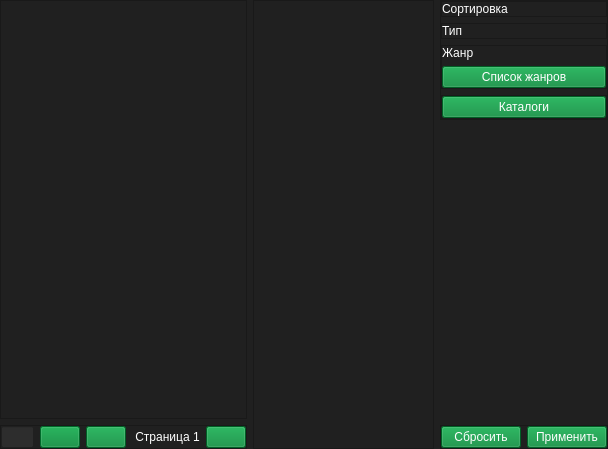
brandonzorn/Nlight, file forms/desuUI.ui: the form before one commit.
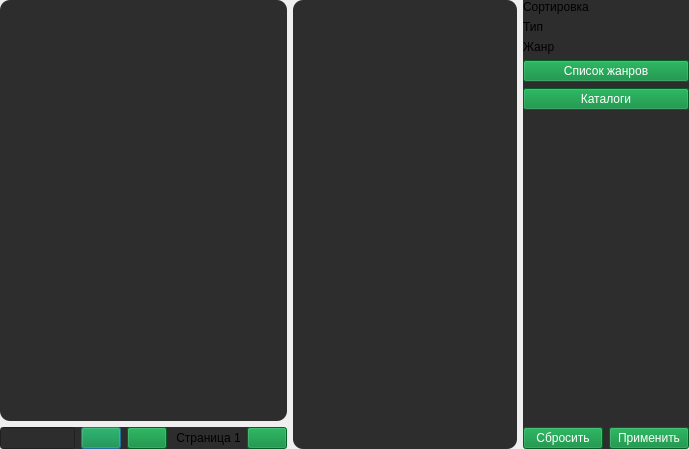
The form after the commit. Icons and pictures are not drawn.

The edit to the form file:
```diff
--- a/forms/desuUI.ui
+++ b/forms/desuUI.ui
@@ -6,7 +6,7 @@
    <rect>
     <x>0</x>
     <y>0</y>
-    <width>608</width>
+    <width>689</width>
     <height>449</height>
    </rect>
   </property>
@@ -14,9 +14,13 @@
    <string>Dialog</string>
   </property>
   <property name="styleSheet">
-   <string notr="true">color: rgb(255, 255, 255);
-selection-background-color: rgb(0, 133, 52);
-background-color: rgb(32, 32, 32);</string>
+   <string notr="true">QFrame {
+	border-radius: 10px;
+	background-color: rgb(45, 45, 45);
+}
+QAbstractButton{
+	color: rgb(255, 255, 255);
+}</string>
   </property>
   <layout class="QHBoxLayout" name="horizontalLayout">
    <property name="leftMargin">
@@ -50,9 +54,9 @@
           <colorrole role="Button">
            <brush brushstyle="SolidPattern">
             <color alpha="255">
-             <red>32</red>
-             <green>32</green>
-             <blue>32</blue>
+             <red>45</red>
+             <green>45</green>
+             <blue>45</blue>
             </color>
            </brush>
           </colorrole>
@@ -77,18 +81,18 @@
           <colorrole role="Base">
            <brush brushstyle="SolidPattern">
             <color alpha="255">
-             <red>32</red>
-             <green>32</green>
-             <blue>32</blue>
+             <red>45</red>
+             <green>45</green>
+             <blue>45</blue>
             </color>
            </brush>
           </colorrole>
           <colorrole role="Window">
            <brush brushstyle="SolidPattern">
             <color alpha="255">
-             <red>32</red>
-             <green>32</green>
-             <blue>32</blue>
+             <red>45</red>
+             <green>45</green>
+             <blue>45</blue>
             </color>
            </brush>
           </colorrole>
@@ -124,9 +128,9 @@
           <colorrole role="Button">
            <brush brushstyle="SolidPattern">
             <color alpha="255">
-             <red>32</red>
-             <green>32</green>
-             <blue>32</blue>
+             <red>45</red>
+             <green>45</green>
+             <blue>45</blue>
             </color>
            </brush>
           </colorrole>
@@ -151,18 +155,18 @@
           <colorrole role="Base">
            <brush brushstyle="SolidPattern">
             <color alpha="255">
-             <red>32</red>
-             <green>32</green>
-             <blue>32</blue>
+             <red>45</red>
+             <green>45</green>
+             <blue>45</blue>
             </color>
            </brush>
           </colorrole>
           <colorrole role="Window">
            <brush brushstyle="SolidPattern">
             <color alpha="255">
-             <red>32</red>
-             <green>32</green>
-             <blue>32</blue>
+             <red>45</red>
+             <green>45</green>
+             <blue>45</blue>
             </color>
            </brush>
           </colorrole>
@@ -198,9 +202,9 @@
           <colorrole role="Button">
            <brush brushstyle="SolidPattern">
             <color alpha="255">
-             <red>32</red>
-             <green>32</green>
-             <blue>32</blue>
+             <red>45</red>
+             <green>45</green>
+             <blue>45</blue>
             </color>
            </brush>
           </colorrole>
@@ -225,18 +229,18 @@
           <colorrole role="Base">
            <brush brushstyle="SolidPattern">
             <color alpha="255">
-             <red>32</red>
-             <green>32</green>
-             <blue>32</blue>
+             <red>45</red>
+             <green>45</green>
+             <blue>45</blue>
             </color>
            </brush>
           </colorrole>
           <colorrole role="Window">
            <brush brushstyle="SolidPattern">
             <color alpha="255">
-             <red>32</red>
-             <green>32</green>
-             <blue>32</blue>
+             <red>45</red>
+             <green>45</green>
+             <blue>45</blue>
             </color>
            </brush>
           </colorrole>
@@ -268,6 +272,9 @@
      </item>
      <item>
       <widget class="QFrame" name="search_frame">
+       <property name="styleSheet">
+        <string notr="true"/>
+       </property>
        <property name="frameShape">
         <enum>QFrame::StyledPanel</enum>
        </property>
@@ -374,9 +381,31 @@
     </widget>
    </item>
    <item>
+    <widget class="QFrame" name="frame_2">
+     <property name="frameShape">
+      <enum>QFrame::StyledPanel</enum>
+     </property>
+     <property name="frameShadow">
+      <enum>QFrame::Raised</enum>
+     </property>
     <layout class="QVBoxLayout" name="verticalLayout_3">
+      <property name="leftMargin">
+       <number>0</number>
+      </property>
+      <property name="topMargin">
+       <number>0</number>
+      </property>
+      <property name="rightMargin">
+       <number>0</number>
+      </property>
+      <property name="bottomMargin">
+       <number>0</number>
+      </property>
      <item>
       <widget class="QFrame" name="filters_frame">
+        <property name="styleSheet">
+         <string notr="true"/>
+        </property>
        <property name="frameShape">
         <enum>QFrame::StyledPanel</enum>
        </property>
@@ -494,232 +523,6 @@
            </item>
            <item>
             <widget class="QPushButton" name="btn_genres_list">
-             <property name="palette">
-              <palette>
-               <active>
-                <colorrole role="WindowText">
-                 <brush brushstyle="SolidPattern">
-                  <color alpha="255">
-                   <red>255</red>
-                   <green>255</green>
-                   <blue>255</blue>
-                  </color>
-                 </brush>
-                </colorrole>
-                <colorrole role="Button">
-                 <brush brushstyle="SolidPattern">
-                  <color alpha="255">
-                   <red>0</red>
-                   <green>133</green>
-                   <blue>52</blue>
-                  </color>
-                 </brush>
-                </colorrole>
-                <colorrole role="Text">
-                 <brush brushstyle="SolidPattern">
-                  <color alpha="255">
-                   <red>255</red>
-                   <green>255</green>
-                   <blue>255</blue>
-                  </color>
-                 </brush>
-                </colorrole>
-                <colorrole role="ButtonText">
-                 <brush brushstyle="SolidPattern">
-                  <color alpha="255">
-                   <red>255</red>
-                   <green>255</green>
-                   <blue>255</blue>
-                  </color>
-                 </brush>
-                </colorrole>
-                <colorrole role="Base">
-                 <brush brushstyle="SolidPattern">
-                  <color alpha="255">
-                   <red>0</red>
-                   <green>133</green>
-                   <blue>52</blue>
-                  </color>
-                 </brush>
-                </colorrole>
-                <colorrole role="Window">
-                 <brush brushstyle="SolidPattern">
-                  <color alpha="255">
-                   <red>0</red>
-                   <green>133</green>
-                   <blue>52</blue>
-                  </color>
-                 </brush>
-                </colorrole>
-                <colorrole role="Highlight">
-                 <brush brushstyle="SolidPattern">
-                  <color alpha="255">
-                   <red>0</red>
-                   <green>133</green>
-                   <blue>52</blue>
-                  </color>
-                 </brush>
-                </colorrole>
-                <colorrole role="PlaceholderText">
-                 <brush brushstyle="SolidPattern">
-                  <color alpha="255">
-                   <red>255</red>
-                   <green>255</green>
-                   <blue>255</blue>
-                  </color>
-                 </brush>
-                </colorrole>
-               </active>
-               <inactive>
-                <colorrole role="WindowText">
-                 <brush brushstyle="SolidPattern">
-                  <color alpha="255">
-                   <red>255</red>
-                   <green>255</green>
-                   <blue>255</blue>
-                  </color>
-                 </brush>
-                </colorrole>
-                <colorrole role="Button">
-                 <brush brushstyle="SolidPattern">
-                  <color alpha="255">
-                   <red>0</red>
-                   <green>133</green>
-                   <blue>52</blue>
-                  </color>
-                 </brush>
-                </colorrole>
-                <colorrole role="Text">
-                 <brush brushstyle="SolidPattern">
-                  <color alpha="255">
-                   <red>255</red>
-                   <green>255</green>
-                   <blue>255</blue>
-                  </color>
-                 </brush>
-                </colorrole>
-                <colorrole role="ButtonText">
-                 <brush brushstyle="SolidPattern">
-                  <color alpha="255">
-                   <red>255</red>
-                   <green>255</green>
-                   <blue>255</blue>
-                  </color>
-                 </brush>
-                </colorrole>
-                <colorrole role="Base">
-                 <brush brushstyle="SolidPattern">
-                  <color alpha="255">
-                   <red>0</red>
-                   <green>133</green>
-                   <blue>52</blue>
-                  </color>
-                 </brush>
-                </colorrole>
-                <colorrole role="Window">
-                 <brush brushstyle="SolidPattern">
-                  <color alpha="255">
-                   <red>0</red>
-                   <green>133</green>
-                   <blue>52</blue>
-                  </color>
-                 </brush>
-                </colorrole>
-                <colorrole role="Highlight">
-                 <brush brushstyle="SolidPattern">
-                  <color alpha="255">
-                   <red>0</red>
-                   <green>133</green>
-                   <blue>52</blue>
-                  </color>
-                 </brush>
-                </colorrole>
-                <colorrole role="PlaceholderText">
-                 <brush brushstyle="SolidPattern">
-                  <color alpha="255">
-                   <red>255</red>
-                   <green>255</green>
-                   <blue>255</blue>
-                  </color>
-                 </brush>
-                </colorrole>
-               </inactive>
-               <disabled>
-                <colorrole role="WindowText">
-                 <brush brushstyle="SolidPattern">
-                  <color alpha="255">
-                   <red>255</red>
-                   <green>255</green>
-                   <blue>255</blue>
-                  </color>
-                 </brush>
-                </colorrole>
-                <colorrole role="Button">
-                 <brush brushstyle="SolidPattern">
-                  <color alpha="255">
-                   <red>0</red>
-                   <green>133</green>
-                   <blue>52</blue>
-                  </color>
-                 </brush>
-                </colorrole>
-                <colorrole role="Text">
-                 <brush brushstyle="SolidPattern">
-                  <color alpha="255">
-                   <red>255</red>
-                   <green>255</green>
-                   <blue>255</blue>
-                  </color>
-                 </brush>
-                </colorrole>
-                <colorrole role="ButtonText">
-                 <brush brushstyle="SolidPattern">
-                  <color alpha="255">
-                   <red>255</red>
-                   <green>255</green>
-                   <blue>255</blue>
-                  </color>
-                 </brush>
-                </colorrole>
-                <colorrole role="Base">
-                 <brush brushstyle="SolidPattern">
-                  <color alpha="255">
-                   <red>0</red>
-                   <green>133</green>
-                   <blue>52</blue>
-                  </color>
-                 </brush>
-                </colorrole>
-                <colorrole role="Window">
-                 <brush brushstyle="SolidPattern">
-                  <color alpha="255">
-                   <red>0</red>
-                   <green>133</green>
-                   <blue>52</blue>
-                  </color>
-                 </brush>
-                </colorrole>
-                <colorrole role="Highlight">
-                 <brush brushstyle="SolidPattern">
-                  <color alpha="255">
-                   <red>0</red>
-                   <green>133</green>
-                   <blue>52</blue>
-                  </color>
-                 </brush>
-                </colorrole>
-                <colorrole role="PlaceholderText">
-                 <brush brushstyle="SolidPattern">
-                  <color alpha="255">
-                   <red>255</red>
-                   <green>255</green>
-                   <blue>255</blue>
-                  </color>
-                 </brush>
-                </colorrole>
-               </disabled>
-              </palette>
-             </property>
              <property name="styleSheet">
               <string notr="true">background-color: rgb(0, 133, 52);</string>
              </property>
@@ -783,6 +586,9 @@
      </item>
      <item>
       <widget class="QFrame" name="frame">
+        <property name="styleSheet">
+         <string notr="true"/>
+        </property>
        <property name="frameShape">
         <enum>QFrame::StyledPanel</enum>
        </property>
@@ -826,6 +632,7 @@
       </widget>
      </item>
     </layout>
+    </widget>
    </item>
   </layout>
  </widget>
```
Lines whose indentation alone changed are shown as unchanged.
